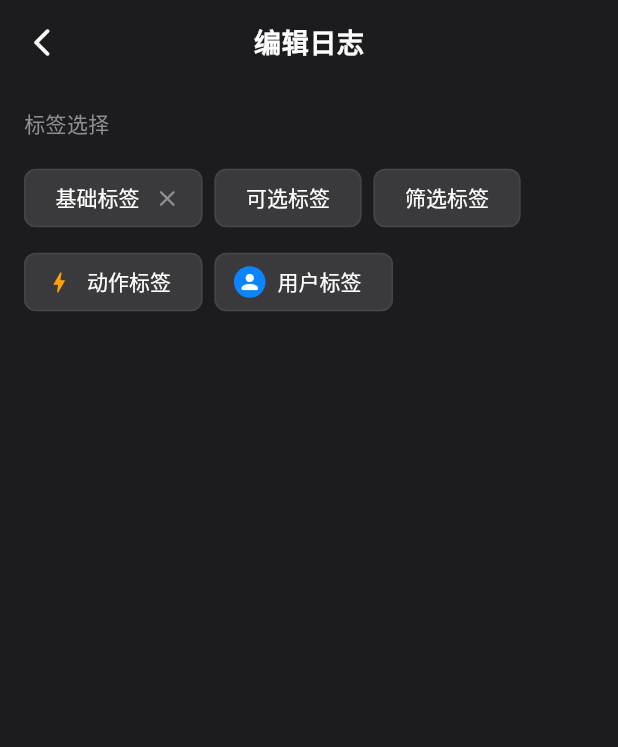
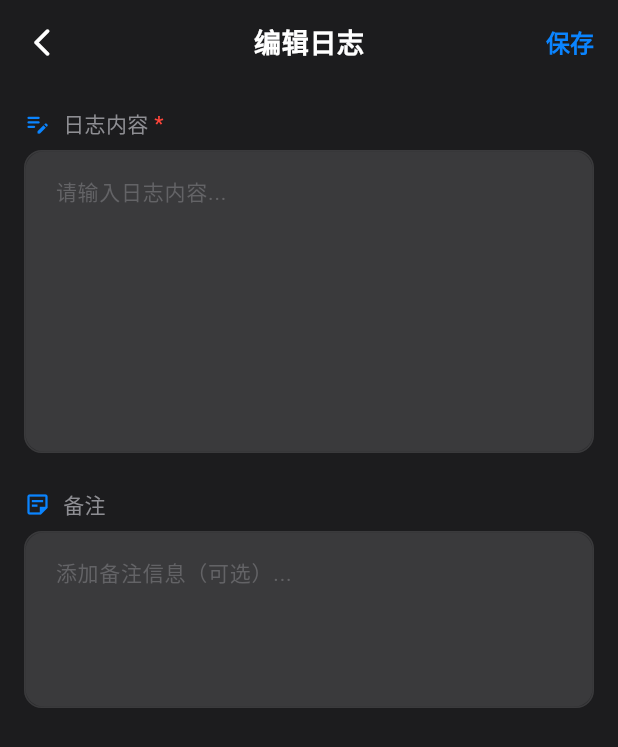
Before and after one commit to SpaceStar2016/ble_tool, a Flutter app: the BleLogEditPage widget shown alone on an empty page, opened directly, on a phone screen of 412 x 824 dp. Shown: the top 747 px of the screen. Run offline on Flutter 3.47's test engine with Material 3 defaults, Android fonts, the phone set to English and light mode, and no system bars; our stand-ins replace flutter_screenutil, objectbox; generated files the repository leaves out were written again.

Commit message:
12313221

```diff
--- a/lib/log_module/model/ble_log.dart
+++ b/lib/log_module/model/ble_log.dart
@@ -9,14 +9,16 @@ class BleLog {
 
   String? bleName;
   String data;
+  String? remark;  // 新增备注字段
   DateTime date;
 
   BleLog({
     this.id = 0,
     this.bleName,
     required this.data,
+    this.remark,
     DateTime? date,
-  }) : date = date ?? DateTime.now();  // 构造函数结束要加分号
+  }) : date = date ?? DateTime.now();
 
   String get dateFormat => DateFormat('dd.MM.yyyy HH:mm:ss').format(date);
 }
--- a/lib/log_module/page/ble_log_edit_page.dart
+++ b/lib/log_module/page/ble_log_edit_page.dart
@@ -1,4 +1,6 @@
 import 'package:ble_tool/app_base_page.dart';
+import 'package:ble_tool/log_module/model/ble_log.dart';
+import 'package:ble_tool/main.dart';
 import 'package:ble_tool/theme/app_theme.dart';
 import 'package:flutter/material.dart';
 
@@ -10,11 +12,28 @@ class BleLogEditPage extends AppBaseStatefulPage {
 }
 
 class _BleLogEditPageState extends AppBaseStatefulPageState<BleLogEditPage> {
-  bool _selected = false;
-  bool _filterSelected = false;
+  final TextEditingController _contentController = TextEditingController();
+  final TextEditingController _remarkController = TextEditingController();
+  final FocusNode _contentFocusNode = FocusNode();
+  final FocusNode _remarkFocusNode = FocusNode();
 
   @override
   String get pageTitle => '编辑日志';
+
+  @override
+  List<Widget>? get navigatorRightWidget => [
+        TextButton(
+          onPressed: _saveLog,
+          child: const Text(
+            '保存',
+            style: TextStyle(
+              color: AppTheme.primaryColor,
+              fontSize: 16,
+              fontWeight: FontWeight.w600,
+            ),
+          ),
+        ),
+      ];
 
   @override
   void Function()? get onBackClick {
@@ -24,103 +43,178 @@ class _BleLogEditPageState extends AppBaseStatefulPageState<BleLogEditPage> {
   }
 
   @override
+  void dispose() {
+    _contentController.dispose();
+    _remarkController.dispose();
+    _contentFocusNode.dispose();
+    _remarkFocusNode.dispose();
+    super.dispose();
+  }
+
+  void _saveLog() async {
+    final content = _contentController.text.trim();
+    final remark = _remarkController.text.trim();
+
+    if (content.isEmpty) {
+      ScaffoldMessenger.of(context).showSnackBar(
+        SnackBar(
+          content: const Text('请输入日志内容'),
+          backgroundColor: AppTheme.errorColor,
+          behavior: SnackBarBehavior.floating,
+          shape: RoundedRectangleBorder(
+            borderRadius: BorderRadius.circular(AppTheme.radiusMedium),
+          ),
+        ),
+      );
+      return;
+    }
+
+    // 创建 BleLog 对象
+    final bleLog = BleLog(
+      data: content,
+      remark: remark.isNotEmpty ? remark : null,
+    );
+
+    // 保存到数据库
+    await objectBox.addBleLog(bleLog);
+
+    if (!mounted) return;
+
+    ScaffoldMessenger.of(context).showSnackBar(
+      SnackBar(
+        content: const Text('保存成功'),
+        backgroundColor: AppTheme.accentColor,
+        behavior: SnackBarBehavior.floating,
+        shape: RoundedRectangleBorder(
+          borderRadius: BorderRadius.circular(AppTheme.radiusMedium),
+        ),
+      ),
+    );
+
+    Navigator.pop(context, true);  // 返回 true 表示有新增数据
+  }
+
+  @override
   Widget body(BuildContext context) {
-    return SingleChildScrollView(
+    return GestureDetector(
+      onTap: () {
+        // 点击空白区域收起键盘
+        FocusScope.of(context).unfocus();
+      },
+      child: SingleChildScrollView(
         padding: const EdgeInsets.all(AppTheme.spacingMedium),
         child: Column(
           crossAxisAlignment: CrossAxisAlignment.start,
           children: [
-          const Text(
-            '标签选择',
-            style: TextStyle(
+            // 内容输入区域
+            _buildSectionTitle('日志内容', icon: Icons.edit_note_rounded, required: true),
+            const SizedBox(height: AppTheme.spacingSmall),
+            _buildContentInput(),
+            const SizedBox(height: AppTheme.spacingLarge),
+
+            // 备注输入区域
+            _buildSectionTitle('备注', icon: Icons.sticky_note_2_outlined),
+            const SizedBox(height: AppTheme.spacingSmall),
+            _buildRemarkInput(),
+          ],
+        ),
+      ),
+    );
+  }
+
+  Widget _buildSectionTitle(String title, {required IconData icon, bool required = false}) {
+    return Row(
+      children: [
+        Icon(
+          icon,
+          size: 18,
+          color: AppTheme.primaryColor,
+        ),
+        const SizedBox(width: 8),
+        Text(
+          title,
+          style: const TextStyle(
             color: AppTheme.textSecondary,
             fontSize: 14,
             fontWeight: FontWeight.w500,
           ),
         ),
-          const SizedBox(height: AppTheme.spacingMedium),
-          Wrap(
-            spacing: AppTheme.spacingSmall,
-            runSpacing: AppTheme.spacingSmall,
-            children: [
-              // 基础 Chip
-              Chip(
-                label: const Text('基础标签'),
-                backgroundColor: AppTheme.surfaceColor,
-                side: BorderSide(color: AppTheme.borderColor.withOpacity(0.5)),
-                deleteIcon: const Icon(Icons.close_rounded, size: 18),
-                deleteIconColor: AppTheme.textSecondary,
-                onDeleted: () => print('删除'),
+        if (required)
+          const Text(
+            ' *',
+            style: TextStyle(
+              color: AppTheme.errorColor,
+              fontSize: 14,
+              fontWeight: FontWeight.w500,
             ),
+          ),
+      ],
+    );
+  }
 
-              // 输入型 Chip
-              InputChip(
-                label: const Text('可选标签'),
-                selected: _selected,
-                selectedColor: AppTheme.primaryColor.withOpacity(0.2),
-                backgroundColor: AppTheme.surfaceColor,
-                checkmarkColor: AppTheme.primaryColor,
-                side: BorderSide(
-                  color: _selected
-                      ? AppTheme.primaryColor
-                      : AppTheme.borderColor.withOpacity(0.5),
+  Widget _buildContentInput() {
+    return Container(
+      decoration: BoxDecoration(
+        color: AppTheme.cardBackground,
+        borderRadius: BorderRadius.circular(AppTheme.radiusMedium),
+        border: Border.all(
+          color: AppTheme.borderColor.withOpacity(0.5),
+          width: 1,
         ),
-                onSelected: (bool selected) {
-                  setState(() {
-                    _selected = selected;
-                  });
+      ),
+      child: TextField(
+        controller: _contentController,
+        focusNode: _contentFocusNode,
+        maxLines: 8,
+        style: const TextStyle(
+          color: AppTheme.textPrimary,
+          fontSize: 14,
+          height: 1.5,
+        ),
+        decoration: const InputDecoration(
+          hintText: '请输入日志内容...',
+          hintStyle: TextStyle(
+            color: AppTheme.textHint,
+            fontSize: 14,
+          ),
+          border: InputBorder.none,
+          contentPadding: EdgeInsets.all(AppTheme.spacingMedium),
+        ),
+        onSubmitted: (_) {
+          _remarkFocusNode.requestFocus();
         },
       ),
+    );
+  }
 
-              // 筛选型 Chip
-              FilterChip(
-                label: const Text('筛选标签'),
-                selected: _filterSelected,
-                selectedColor: AppTheme.accentColor.withOpacity(0.2),
-                backgroundColor: AppTheme.surfaceColor,
-                checkmarkColor: AppTheme.accentColor,
-                side: BorderSide(
-                  color: _filterSelected
-                      ? AppTheme.accentColor
-                      : AppTheme.borderColor.withOpacity(0.5),
-                ),
-                onSelected: (bool selected) {
-                  setState(() {
-                    _filterSelected = selected;
-                  });
-                },
-              ),
-
-              // 动作型 Chip
-              ActionChip(
-                avatar: const Icon(
-                  Icons.bolt_rounded,
-                  size: 18,
-                  color: AppTheme.warningColor,
-                ),
-                label: const Text('动作标签'),
-                backgroundColor: AppTheme.surfaceColor,
-                side: BorderSide(color: AppTheme.borderColor.withOpacity(0.5)),
-                onPressed: () => print('点击'),
-              ),
-
-              // 头像 Chip
-              Chip(
-                avatar: CircleAvatar(
-                  backgroundColor: AppTheme.primaryColor,
-                  child: const Icon(
-                    Icons.person_rounded,
-                    size: 16,
-                    color: AppTheme.textPrimary,
+  Widget _buildRemarkInput() {
+    return Container(
+      decoration: BoxDecoration(
+        color: AppTheme.cardBackground,
+        borderRadius: BorderRadius.circular(AppTheme.radiusMedium),
+        border: Border.all(
+          color: AppTheme.borderColor.withOpacity(0.5),
+          width: 1,
         ),
       ),
-                label: const Text('用户标签'),
-                backgroundColor: AppTheme.surfaceColor,
-                side: BorderSide(color: AppTheme.borderColor.withOpacity(0.5)),
+      child: TextField(
+        controller: _remarkController,
+        focusNode: _remarkFocusNode,
+        maxLines: 4,
+        style: const TextStyle(
+          color: AppTheme.textPrimary,
+          fontSize: 14,
+          height: 1.5,
         ),
-            ],
+        decoration: const InputDecoration(
+          hintText: '添加备注信息（可选）...',
+          hintStyle: TextStyle(
+            color: AppTheme.textHint,
+            fontSize: 14,
           ),
-        ],
+          border: InputBorder.none,
+          contentPadding: EdgeInsets.all(AppTheme.spacingMedium),
+        ),
       ),
     );
   }
--- a/lib/log_module/page/log_list_page.dart
+++ b/lib/log_module/page/log_list_page.dart
@@ -27,14 +27,21 @@ class _LogPageState extends AppBaseStatefulPageState<LogListPage> {
             color: AppTheme.primaryColor,
             size: 26,
           ),
-          onPressed: () {
-            Navigator.push(
-              context,
-              MaterialPageRoute(builder: (ctx) => const BleLogEditPage()),
-            );
-          },
+          onPressed: () => _navigateToEditPage(),
         ),
       ];
+
+  void _navigateToEditPage() async {
+    final result = await Navigator.push<bool>(
+      context,
+      MaterialPageRoute(builder: (ctx) => const BleLogEditPage()),
+    );
+    if (result == true && mounted) {
+      // 刷新列表
+      final logProvider = Provider.of<LogProvider>(context, listen: false);
+      logProvider.fetchLog();
+    }
+  }
 
   @override
   void initState() {
@@ -130,11 +137,7 @@ class _LogPageState extends AppBaseStatefulPageState<LogListPage> {
           ),
           const SizedBox(height: AppTheme.spacingXLarge),
           GestureDetector(
-            onTap: () {
-              Navigator.push(context, MaterialPageRoute(builder: (ctx) {
-                return const BleLogEditPage();
-              }));
-            },
+            onTap: () => _navigateToEditPage(),
             child: Container(
               padding: const EdgeInsets.symmetric(horizontal: 24, vertical: 12),
               decoration: BoxDecoration(
```
Lines whose indentation alone changed are shown as unchanged.
